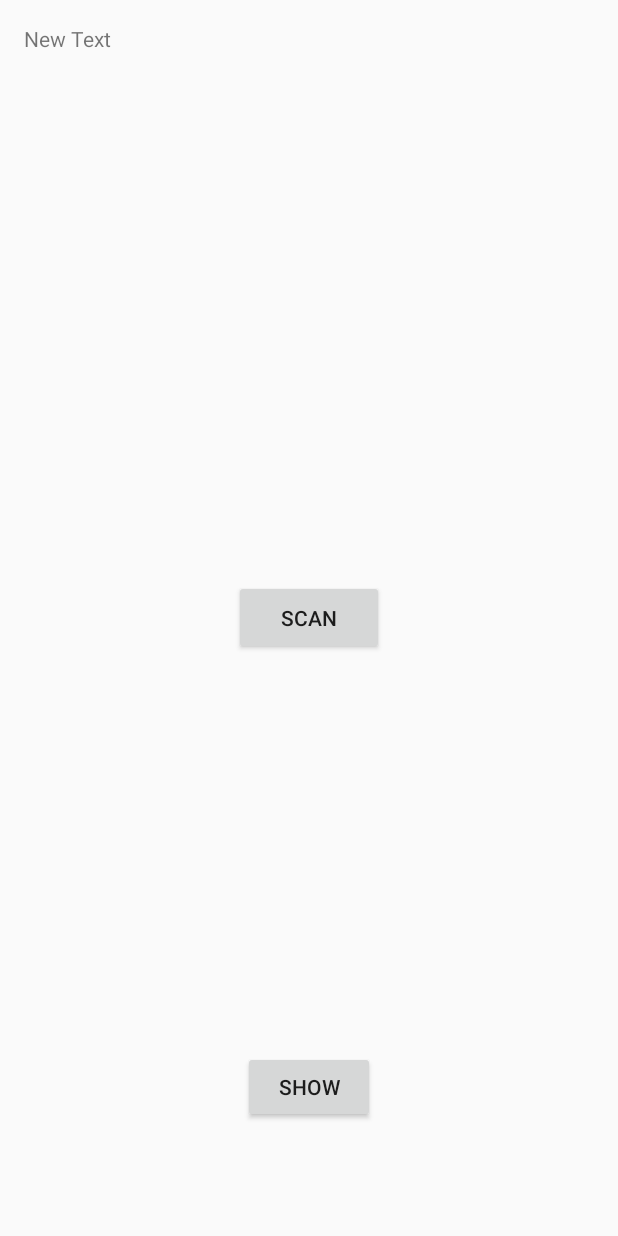
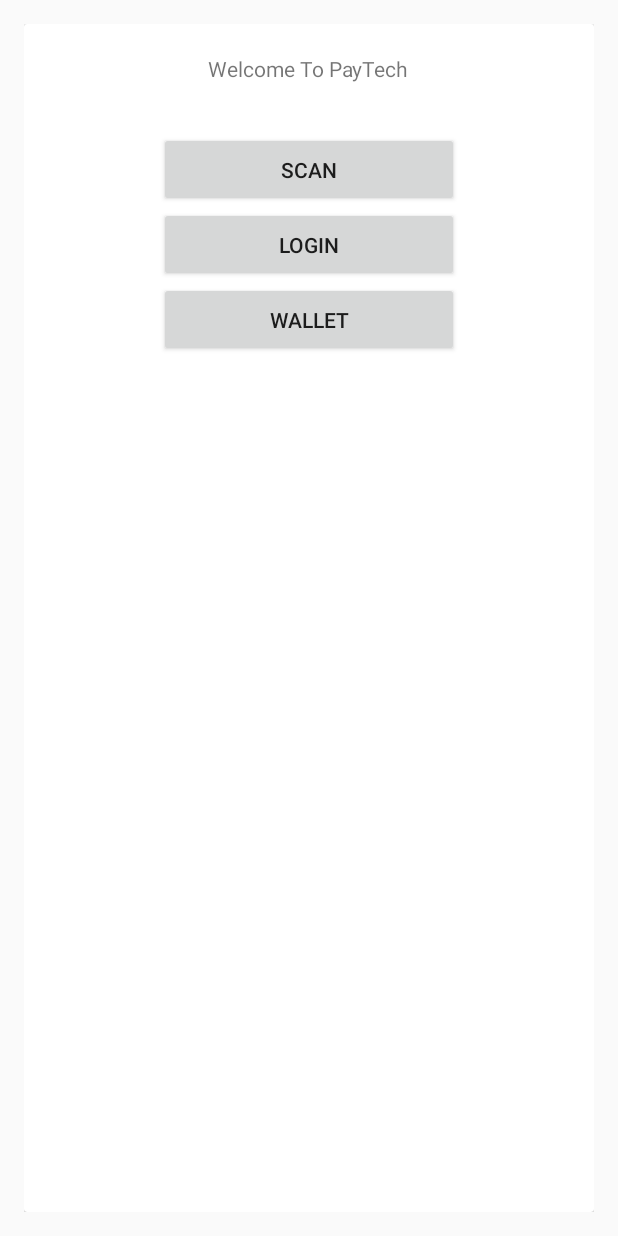
Before and after one commit to skramakant/QrTechPay_V1.0, an Android app: the layout activity_main.xml on its own in the app's theme, with its tools: preview values and no code run, on a phone screen of 412 x 824 dp. Run offline under Robolectric (Android 15) with nearby library versions, the phone set to English and light mode, and no system bars.

Commit message:
UI design on progress

```diff
--- a/app/build.gradle
+++ b/app/build.gradle
@@ -22,4 +22,5 @@ android {
 dependencies {
     compile fileTree(dir: 'libs', include: ['*.jar'])
     compile 'com.android.support:appcompat-v7:23.0.1'
+    compile 'com.android.support:cardview-v7:23.0.+'
 }
--- a/app/src/main/res/layout/activity_main.xml
+++ b/app/src/main/res/layout/activity_main.xml
@@ -1,19 +1,55 @@
 <RelativeLayout xmlns:android="http://schemas.android.com/apk/res/android"
-    xmlns:tools="http://schemas.android.com/tools" android:layout_width="match_parent"
-    android:layout_height="match_parent" android:paddingLeft="@dimen/activity_horizontal_margin"
+    xmlns:tools="http://schemas.android.com/tools"
+    android:layout_width="match_parent"
+    android:layout_height="match_parent"
+    android:paddingBottom="@dimen/activity_vertical_margin"
+    android:paddingLeft="@dimen/activity_horizontal_margin"
     android:paddingRight="@dimen/activity_horizontal_margin"
     android:paddingTop="@dimen/activity_vertical_margin"
-    android:paddingBottom="@dimen/activity_vertical_margin" tools:context=".MainActivity">
+    tools:context=".MainActivity">
+
+
+    <android.support.v7.widget.CardView
+        android:layout_width="match_parent"
+        android:layout_height="match_parent"
+        >
+
+        <LinearLayout
+            android:layout_width="match_parent"
+            android:layout_height="wrap_content"
+            android:gravity="center"
+            android:orientation="vertical"
+            android:padding = "20dp">
+
+            <TextView
+                android:id="@+id/title"
+                android:layout_width="wrap_content"
+                android:layout_height="52dp"
+                android:text="Welcome To PayTech" />
 
             <Button
                 android:id="@+id/scan"
-        android:layout_width="100dp"
+                android:layout_width="200dp"
                 android:layout_height="50dp"
-        android:text="Scan"
-       android:layout_centerInParent="true"
-         />
+                android:text="Scan" />
 
-    <TextView
+            <Button
+                android:id="@+id/Login"
+                android:layout_width="200dp"
+                android:layout_height="50dp"
+                android:text="Login" />
+
+            <Button
+                android:id="@+id/wallet"
+                android:layout_width="200dp"
+                android:layout_height="50dp"
+                android:text="Wallet" />
+
+        </LinearLayout>
+    </android.support.v7.widget.CardView>
+
+
+    <!--    <TextView
             android:layout_width="match_parent"
             android:layout_height="52dp"
             android:text="New Text"
@@ -22,15 +58,15 @@
             android:layout_alignParentEnd="true"
             android:layout_alignParentLeft="true"
             android:layout_alignParentStart="true"
-        android:layout_alignParentTop="true" />
+            android:layout_alignParentTop="true" />-->
 
-    <Button
+    <!--    <Button
             android:layout_width="wrap_content"
             android:layout_height="wrap_content"
             android:text="Show"
             android:id="@+id/button"
             android:layout_alignParentBottom="true"
             android:layout_centerHorizontal="true"
-        android:layout_marginBottom="59dp" />
+            android:layout_marginBottom="59dp" />-->
 
 </RelativeLayout>
```
Also changed, not shown: app/src/main/res/drawable/images.jpg (added), 1 other file. Lines whose indentation alone changed are shown as unchanged.
